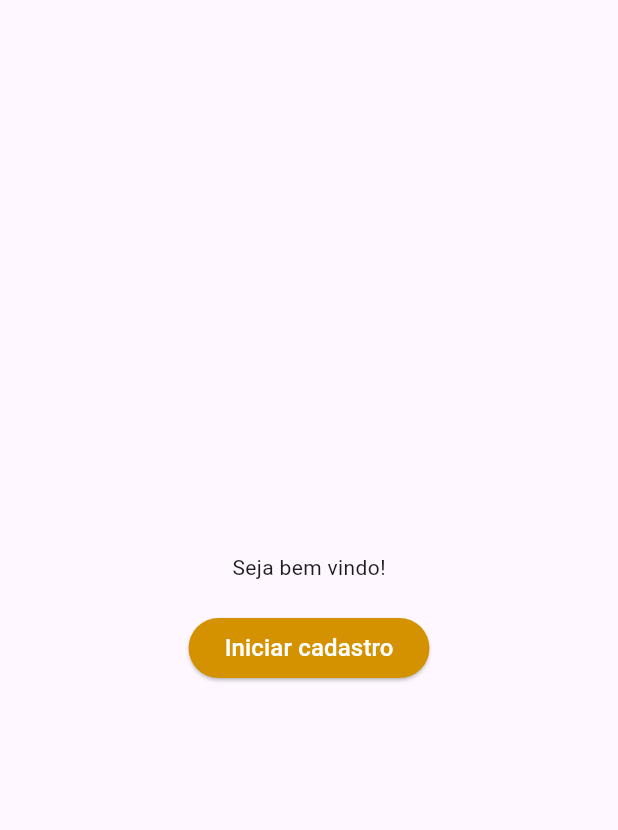
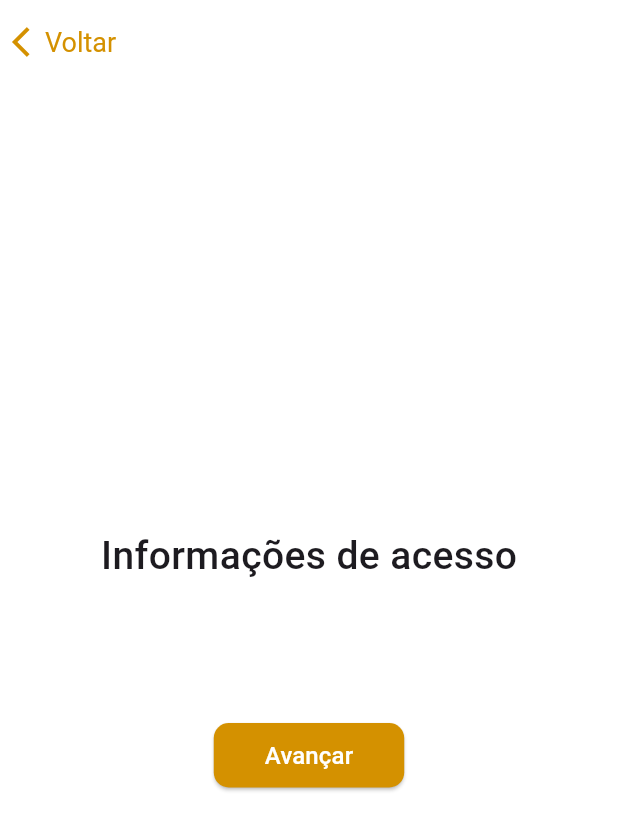
Before and after one commit to jooaonnz/App-Flutter, a Flutter app: the screen it shows after launch, after a tap on "Iniciar cadastro", on a phone screen of 412 x 824 dp. Shown: the top 830 px of the screen. Run offline on Flutter 3.47's test engine with Material 3 defaults, Android fonts, the phone set to English and light mode, and no system bars; Roboto replaces fonts that are missing (Poppins).

Commit message:
Nova pagina inserida

```diff
--- a/lib/features/auth/screens/login.dart
+++ b/lib/features/auth/screens/login.dart
@@ -1,122 +1,63 @@
 import 'package:flutter/material.dart';
+import 'package:tela_de_cadastro/features/auth/screens/welcomePage.dart';
 
-void main() {
-  runApp(const MyApp());
-}
-
-class MyApp extends StatelessWidget {
-  const MyApp({super.key});
-
-  // This widget is the root of your application.
-  @override
-  Widget build(BuildContext context) {
-    return MaterialApp(
-      title: 'Flutter Demo',
-      theme: ThemeData(
-        // This is the theme of your application.
-        //
-        // TRY THIS: Try running your application with "flutter run". You'll see
-        // the application has a purple toolbar. Then, without quitting the app,
-        // try changing the seedColor in the colorScheme below to Colors.green
-        // and then invoke "hot reload" (save your changes or press the "hot
-        // reload" button in a Flutter-supported IDE, or press "r" if you used
-        // the command line to start the app).
-        //
-        // Notice that the counter didn't reset back to zero; the application
-        // state is not lost during the reload. To reset the state, use hot
-        // restart instead.
-        //
-        // This works for code too, not just values: Most code changes can be
-        // tested with just a hot reload.
-        colorScheme: ColorScheme.fromSeed(seedColor: Colors.deepPurple),
-      ),
-      home: const MyHomePage(title: 'Flutter Demo Home Page'),
-    );
-  }
-}
-
-class MyHomePage extends StatefulWidget {
-  const MyHomePage({super.key, required this.title});
-
-  // This widget is the home page of your application. It is stateful, meaning
-  // that it has a State object (defined below) that contains fields that affect
-  // how it looks.
-
-  // This class is the configuration for the state. It holds the values (in this
-  // case the title) provided by the parent (in this case the App widget) and
-  // used by the build method of the State. Fields in a Widget subclass are
-  // always marked "final".
-
-  final String title;
-
-  @override
-  State<MyHomePage> createState() => _MyHomePageState();
-}
-
-class _MyHomePageState extends State<MyHomePage> {
-  int _counter = 0;
-
-  void _incrementCounter() {
-    setState(() {
-      // This call to setState tells the Flutter framework that something has
-      // changed in this State, which causes it to rerun the build method below
-      // so that the display can reflect the updated values. If we changed
-      // _counter without calling setState(), then the build method would not be
-      // called again, and so nothing would appear to happen.
-      _counter++;
-    });
-  }
+class Login extends StatelessWidget {
+  const Login({super.key});
 
   @override
   Widget build(BuildContext context) {
-    // This method is rerun every time setState is called, for instance as done
-    // by the _incrementCounter method above.
-    //
-    // The Flutter framework has been optimized to make rerunning build methods
-    // fast, so that you can just rebuild anything that needs updating rather
-    // than having to individually change instances of widgets.
     return Scaffold(
       appBar: AppBar(
-        // TRY THIS: Try changing the color here to a specific color (to
-        // Colors.amber, perhaps?) and trigger a hot reload to see the AppBar
-        // change color while the other colors stay the same.
-        backgroundColor: Theme.of(context).colorScheme.inversePrimary,
-        // Here we take the value from the MyHomePage object that was created by
-        // the App.build method, and use it to set our appbar title.
-        title: Text(widget.title),
-      ),
+        backgroundColor: Color(0xFFFFFFFF),
+        title: const Text('Voltar', style: TextStyle(color: Color(0XFFD49100), fontFamily: 'Poppins', fontSize:18, fontWeight: FontWeight.w400 )),
+        titleSpacing: 0.0,
+        leadingWidth: 30,
+        leading:  Builder(
+          builder: (BuildContext context){
+            return IconButton(
+              onPressed: ()
+              {print('Botão voltar pressionado');
+              Navigator.of(context).pop(
+                MaterialPageRoute<void>(
+                  builder: (context) => const WelcomePage())
+              );
+              },
+              icon: const Icon(Icons.arrow_back_ios), color:  Color(0xFFD49100),
+              );
+          },
+
+        ),
+        ),
+
+      backgroundColor: Color(0xFFFFFFFF),
       body: Center(
-        // Center is a layout widget. It takes a single child and positions it
-        // in the middle of the parent.
         child: Column(
-          // Column is also a layout widget. It takes a list of children and
-          // arranges them vertically. By default, it sizes itself to fit its
-          // children horizontally, and tries to be as tall as its parent.
-          //
-          // Column has various properties to control how it sizes itself and
-          // how it positions its children. Here we use mainAxisAlignment to
-          // center the children vertically; the main axis here is the vertical
-          // axis because Columns are vertical (the cross axis would be
-          // horizontal).
-          //
-          // TRY THIS: Invoke "debug painting" (choose the "Toggle Debug Paint"
-          // action in the IDE, or press "p" in the console), to see the
-          // wireframe for each widget.
-          mainAxisAlignment: MainAxisAlignment.center,
-          children: <Widget>[
-            const Text('You have pushed the button this many times:'),
-            Text(
-              '$_counter',
-              style: Theme.of(context).textTheme.headlineMedium,
+          mainAxisAlignment: MainAxisAlignment.center, // centraliza na tela
+          children: [
+            const Text('Informações de acesso',  style: TextStyle(fontFamily: 'Poppins', fontSize: 26.0 , fontWeight: FontWeight.w500), ),
+            const SizedBox(height: 90), // espaço entre texto e botão
+            // espaço para form
+            ElevatedButton(
+              style: ElevatedButton.styleFrom(
+                backgroundColor: Color(0xFFD49100),
+                shape: RoundedRectangleBorder(
+                  borderRadius: BorderRadius.circular(10)
+                ),
+              ),
+              onPressed: () {
+                print('Botão pressionado!');
+              },
+              child: Padding(
+                padding: EdgeInsets.all(10),
+                child: const Text(
+                'Avançar',
+                style: TextStyle(fontSize: 16, color: Color(0xFFFFFFFF), fontFamily: 'Poppins', fontWeight: FontWeight.w500 ),
+              ),
+              ),
             ),
           ],
         ),
       ),
-      floatingActionButton: FloatingActionButton(
-        onPressed: _incrementCounter,
-        tooltip: 'Increment',
-        child: const Icon(Icons.add),
-      ), // This trailing comma makes auto-formatting nicer for build methods.
     );
   }
 }
--- a/lib/features/auth/screens/welcomePage.dart
+++ b/lib/features/auth/screens/welcomePage.dart
@@ -1,4 +1,5 @@
 import 'package:flutter/material.dart';
+import 'package:tela_de_cadastro/features/auth/screens/login.dart';
 
 class WelcomePage extends StatelessWidget {
   const WelcomePage({super.key});
@@ -6,23 +7,34 @@ class WelcomePage extends StatelessWidget {
   @override
   Widget build(BuildContext context) {
     return Scaffold(
+      backgroundColor: Color(0xFFFFFFFF),
       body: Center(
         child: Column(
           mainAxisAlignment: MainAxisAlignment.center, // centraliza na tela
           children: [
-            const Text('Seja bem vindo!'),
-            const SizedBox(height: 20), // espaço entre texto e botão
+            const Text('Seja bem vindo!',  style: TextStyle(fontFamily: 'Poppins', fontSize: 26.0 , fontWeight: FontWeight.w500), ),
+            const SizedBox(height: 90), // espaço entre texto e botão
             ElevatedButton(
               style: ElevatedButton.styleFrom(
                 backgroundColor: Color(0xFFD49100),
+                shape: RoundedRectangleBorder(
+                  borderRadius: BorderRadius.circular(10)
+                ),
               ),
               onPressed: () {
-                // ação quando o botão for pressionado
                 print('Botão pressionado!');
+                Navigator.of(context).push(
+                  MaterialPageRoute<void>(
+                    builder: (context) => const Login(),
+                  )
+                );
               },
-              child: const Text(
+              child: Padding(
+                padding: EdgeInsets.all(10),
+                child: const Text(
                 'Iniciar cadastro',
-                style: TextStyle(fontSize: 16, color: Color(0xFFFFFFFF)),
+                style: TextStyle(fontSize: 16, color: Color(0xFFFFFFFF), fontFamily: 'Poppins', fontWeight: FontWeight.w500 ),
+              ),
               ),
             ),
           ],
```
